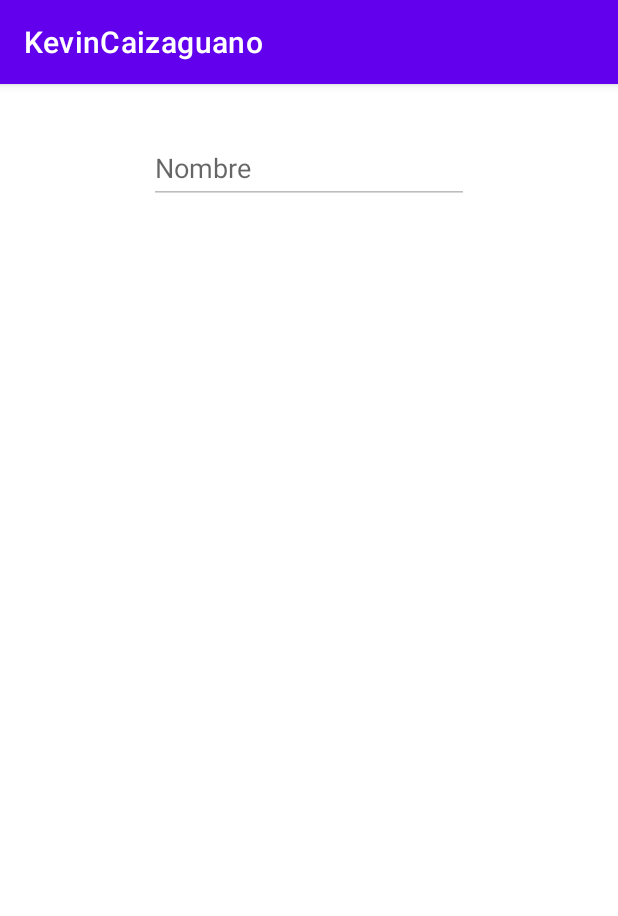
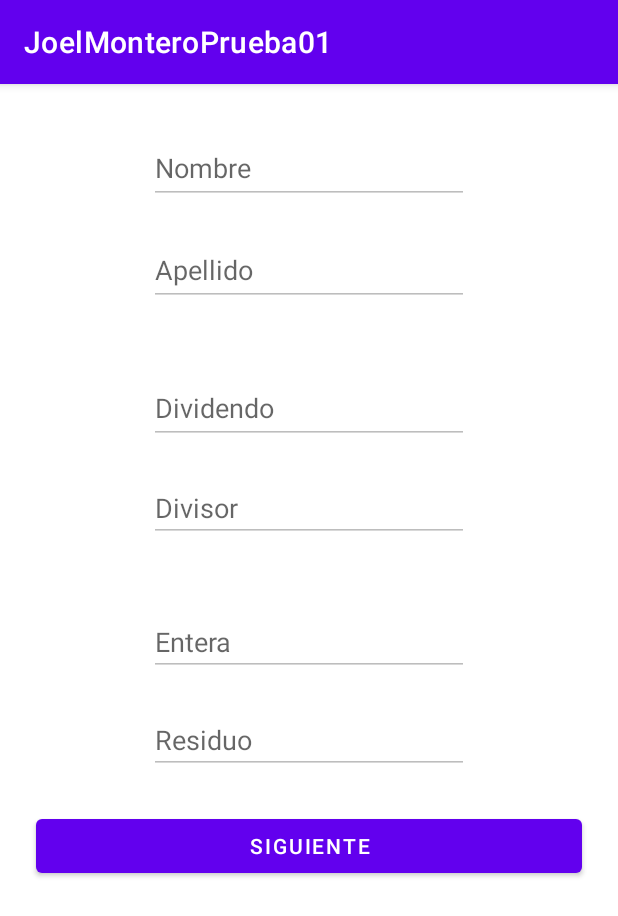
Before and after one commit to AndyMntr/MONTERO_JOEL_PRUEBA_01, an Android app: the screen it shows after launch (MainActivity), on a phone screen of 412 x 824 dp. Shown: the top 916 px of the screen. Run offline under Robolectric (Android 15) with nearby library versions, the phone set to English and light mode, and no system bars.

Commit message:
commit de prueba 02

```diff
--- a/app/src/main/res/layout/activity_main.xml
+++ b/app/src/main/res/layout/activity_main.xml
@@ -21,4 +21,90 @@
         app:layout_constraintTop_toTopOf="parent"
         tools:ignore="SpeakableTextPresentCheck" />
 
+    <EditText
+        android:id="@+id/editTextTextApellidos"
+        android:layout_width="wrap_content"
+        android:layout_height="wrap_content"
+        android:layout_marginTop="20dp"
+        android:ems="10"
+        android:enabled="false"
+        android:hint="@string/txt_apellidos"
+        android:inputType="textPersonName"
+        android:minHeight="48dp"
+        app:layout_constraintEnd_toEndOf="parent"
+        app:layout_constraintStart_toStartOf="parent"
+        app:layout_constraintTop_toBottomOf="@+id/editTextTextMostrarNombres"
+        tools:ignore="SpeakableTextPresentCheck" />
+
+    <EditText
+        android:id="@+id/editTextTextMostrarDividendo"
+        android:layout_width="wrap_content"
+        android:layout_height="wrap_content"
+        android:layout_marginTop="44dp"
+        android:ems="10"
+        android:enabled="false"
+        android:hint="@string/txt_Dividendo"
+        android:inputType="textPersonName"
+        android:minHeight="48dp"
+        app:layout_constraintEnd_toEndOf="parent"
+        app:layout_constraintStart_toStartOf="parent"
+        app:layout_constraintTop_toBottomOf="@+id/editTextTextApellidos"
+        tools:ignore="SpeakableTextPresentCheck" />
+    <EditText
+        android:id="@+id/editTextTextDivisor"
+        android:layout_width="wrap_content"
+        android:layout_height="wrap_content"
+        android:layout_marginTop="20dp"
+        android:ems="10"
+        android:enabled="false"
+        android:hint="@string/txt_Divisor"
+        android:inputType="textPersonName"
+        app:layout_constraintEnd_toEndOf="parent"
+        app:layout_constraintStart_toStartOf="parent"
+        app:layout_constraintTop_toBottomOf="@+id/editTextTextMostrarDividendo"
+        tools:ignore="TouchTargetSizeCheck,SpeakableTextPresentCheck" />
+
+    <EditText
+        android:id="@+id/editTextTextEntera"
+        android:layout_width="wrap_content"
+        android:layout_height="wrap_content"
+        android:layout_marginTop="44dp"
+        android:ems="10"
+        android:enabled="false"
+        android:hint="@string/txt_Entera"
+        android:inputType="textPersonName"
+        app:layout_constraintEnd_toEndOf="parent"
+        app:layout_constraintStart_toStartOf="parent"
+        app:layout_constraintTop_toBottomOf="@+id/editTextTextDivisor"
+        tools:ignore="TouchTargetSizeCheck,SpeakableTextPresentCheck" />
+
+
+    <EditText
+        android:id="@+id/editTextTextMostrarResiduo"
+        android:layout_width="wrap_content"
+        android:layout_height="wrap_content"
+        android:layout_marginTop="20dp"
+        android:ems="10"
+        android:enabled="false"
+        android:hint="@string/txt_Residuo"
+        android:inputType="textPersonName"
+        app:layout_constraintEnd_toEndOf="parent"
+        app:layout_constraintStart_toStartOf="parent"
+        app:layout_constraintTop_toBottomOf="@+id/editTextTextEntera"
+        tools:ignore="TouchTargetSizeCheck,SpeakableTextPresentCheck" />
+
+    <Button
+        android:id="@+id/button"
+        android:layout_width="0dp"
+        android:layout_height="wrap_content"
+        android:layout_marginStart="24dp"
+        android:layout_marginTop="24dp"
+        android:layout_marginEnd="24dp"
+        android:onClick="clicSegundoActivity"
+        android:text="@string/btn_siguiente"
+        app:layout_constraintEnd_toEndOf="parent"
+        app:layout_constraintStart_toStartOf="parent"
+        app:layout_constraintTop_toBottomOf="@+id/editTextTextMostrarResiduo" />
+
+
 </androidx.constraintlayout.widget.ConstraintLayout>
--- a/app/src/main/res/values/strings.xml
+++ b/app/src/main/res/values/strings.xml
@@ -1,13 +1,13 @@
 <resources>
-    <string name="app_name">KevinCaizaguano</string>
+    <string name="app_name">JoelMonteroPrueba01</string>
     <string name="txt_nombres">Nombre</string>
     <string name="txt_apellidos">Apellido</string>
-    <string name="txt_base">Base</string>
-    <string name="txt_exponente">Exponente</string>
-    <string name="txt_factorial">Factorial</string>
-    <string name="txt_potencia">Potencia</string>
+    <string name="txt_Dividendo">Dividendo</string>
+    <string name="txt_Divisor">Divisor</string>
+    <string name="txt_Entera">Entera</string>
+    <string name="txt_Residuo">Residuo</string>
     <string name="btn_siguiente">Siguiente</string>
     <string name="btn_mostrar_resultaos">Mostrar Resultados</string>
     <string name="btn_cerrar">Cerrar</string>
-    <string name="txt_numero">Numero factorial</string>
+
 </resources>
```
